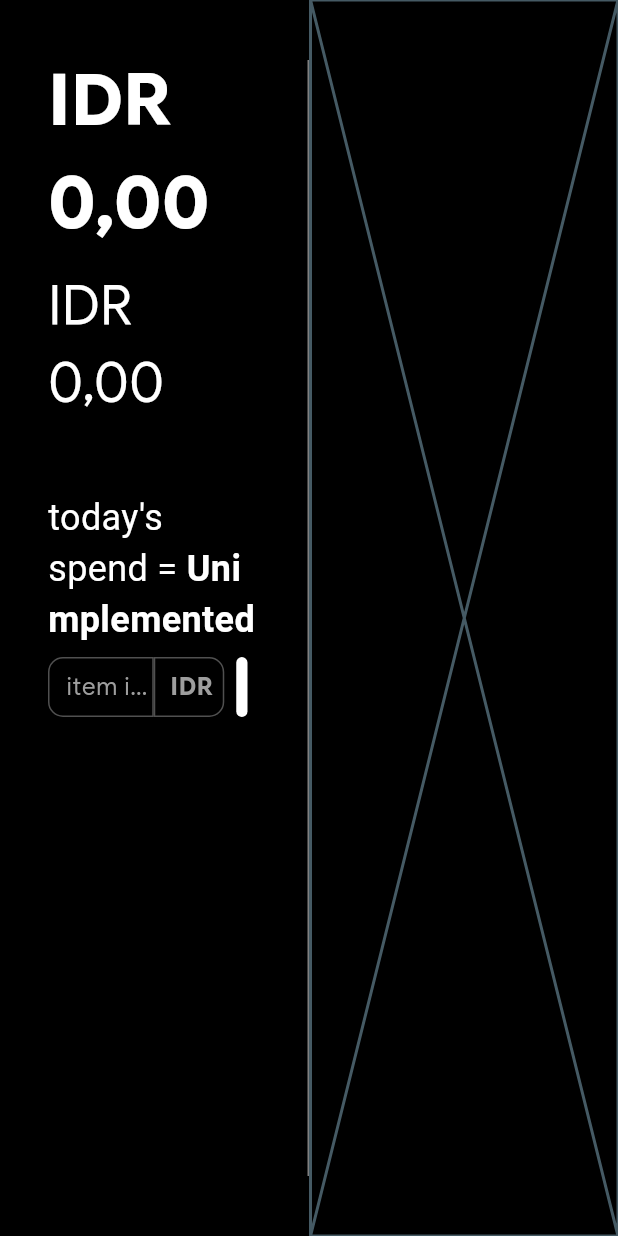
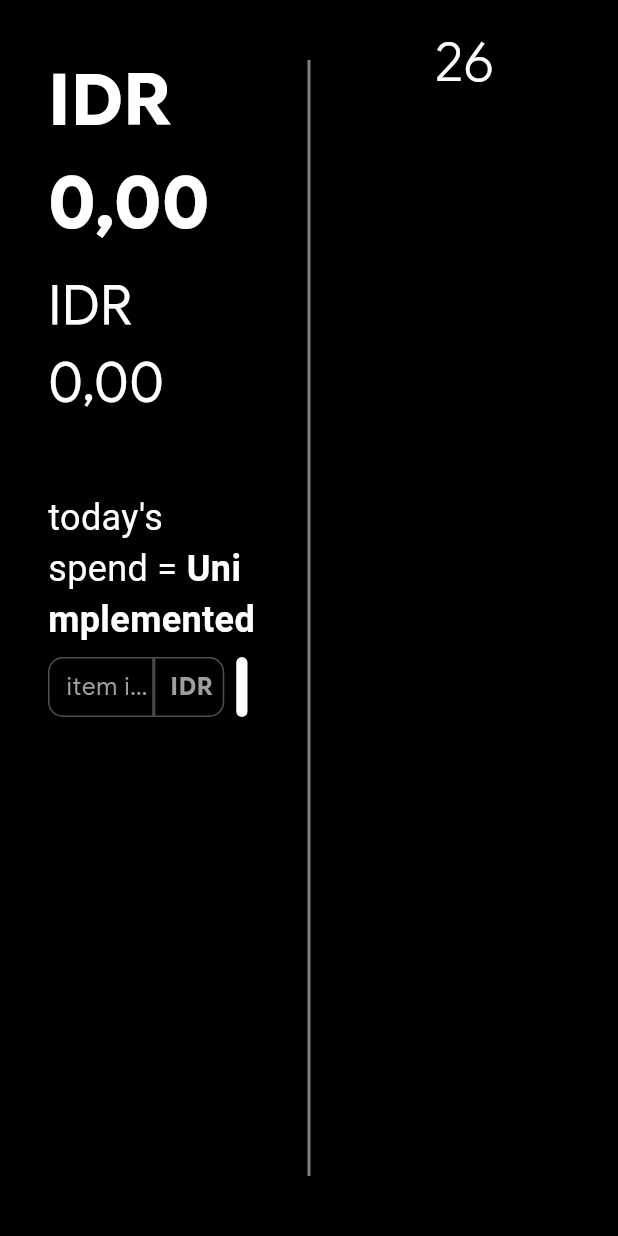
Before and after one commit to Alkali-1234/lwmt, a Flutter app: the screen it shows after launch, on a phone screen of 412 x 824 dp. Run offline on Flutter 3.47's test engine with Material 3 defaults, Android fonts, the light colour scheme and no system bars; our stand-ins replace flutter_riverpod, freezed_annotation, go_router, hive, riverpod_annotation; accounts and stored records are empty; generated files the repository leaves out were written again.

Commit message:
Added trash spend and edit spend fun, modified left panel for day mutuability, added calendar_date for right panel

```diff
--- /dev/null
+++ b/lib/components/calendar_date.dart
@@ -0,0 +1,41 @@
+import 'package:flutter/material.dart';
+import 'package:flutter_riverpod/flutter_riverpod.dart';
+
+class CalendarDate extends ConsumerStatefulWidget {
+  const CalendarDate({super.key, required this.day});
+  final int day;
+
+  @override
+  ConsumerState<ConsumerStatefulWidget> createState() => _CalendarDateState();
+}
+
+class _CalendarDateState extends ConsumerState<CalendarDate> {
+  bool hovering = false;
+  @override
+  Widget build(BuildContext context) {
+    return MouseRegion(
+      onEnter: (event) => setState(() => hovering = true),
+      onExit: (event) => setState(() => hovering = false),
+      child: ElevatedButton(
+        style: ElevatedButton.styleFrom(
+          padding: const EdgeInsets.all(16),
+          backgroundColor: widget.day == DateTime.now().day
+              ? Colors.black
+              : Colors.black,
+          shape: CircleBorder(
+            side: BorderSide(color: hovering ? Colors.white : Colors.black),
+          ),
+        ),
+        onPressed: () {},
+        child: Text(
+          widget.day.toString(),
+          style: TextStyle(
+            fontFamily: 'GoogleSansFlex',
+            fontSize: 36,
+            fontWeight: FontWeight.w300,
+          ),
+        ),
+      ),
+    );
+  }
+}
--- /dev/null
+++ b/lib/components/right_panel.dart
@@ -0,0 +1,17 @@
+import 'package:flutter/material.dart';
+import 'package:flutter_riverpod/flutter_riverpod.dart';
+import 'package:lwmt/components/calendar_date.dart';
+
+class RightPanel extends ConsumerStatefulWidget {
+  const RightPanel({super.key});
+
+  @override
+  ConsumerState<ConsumerStatefulWidget> createState() => _RightPanelState();
+}
+
+class _RightPanelState extends ConsumerState<RightPanel> {
+  @override
+  Widget build(BuildContext context) {
+    return Column(children: [CalendarDate(day: DateTime.now().day)]);
+  }
+}
--- a/lib/screens/home.dart
+++ b/lib/screens/home.dart
@@ -2,6 +2,7 @@ import 'package:flutter/material.dart';
 import 'package:flutter/services.dart';
 import 'package:flutter_riverpod/flutter_riverpod.dart';
 import 'package:lwmt/components/cursor_fedback.dart';
+import 'package:lwmt/components/right_panel.dart';
 import 'package:lwmt/components/secondary_button.dart';
 import 'package:lwmt/models/day.dart';
 import 'package:lwmt/models/month.dart';
@@ -22,7 +23,7 @@ class _HomeState extends ConsumerState<Home> {
       body: SafeArea(
         child: LayoutBuilder(
           builder: (context, constraints) {
-            if (currentMonth.isLoading) {
+            if (!currentMonth.hasValue) {
               return Center(
                 child: Text(
                   "Loading data",
@@ -41,7 +42,7 @@ class _HomeState extends ConsumerState<Home> {
                     color: Colors.white.withValues(alpha: 0.5),
                   ),
                 ),
-                Expanded(child: Placeholder()),
+                Expanded(child: RightPanel()),
               ],
             );
           },
@@ -59,6 +60,7 @@ class LeftPanel extends ConsumerStatefulWidget {
 }
 
 class _LeftPanelState extends ConsumerState<LeftPanel> {
+  int currentDay = DateTime.now().day;
   @override
   Widget build(BuildContext context) {
     var currentMonth = ref.watch(currentMonthProvider);
@@ -103,11 +105,11 @@ class _LeftPanelState extends ConsumerState<LeftPanel> {
               children: [
                 Padding(
                   padding: const EdgeInsets.only(bottom: 8.0),
-                  child: CreateSpendWidget(),
+                  child: CreateSpendWidget(day: currentDay),
                 ),
                 //* Current month -> days where today -> spendings -> map to widgets
                 ...currentMonth.value!.days
-                    .firstWhere((d) => d.day == DateTime.now().day)
+                    .firstWhere((d) => d.day == currentDay)
                     .spendings
                     .map<Widget>((day) {
                       return Padding(
@@ -115,6 +117,7 @@ class _LeftPanelState extends ConsumerState<LeftPanel> {
                         child: EditSpendWidget(
                           key: ValueKey(day),
                           spend: day,
+                          day: currentDay,
                           onChange: (s) {},
                           onDelete: () {},
                         ),
@@ -130,7 +133,8 @@ class _LeftPanelState extends ConsumerState<LeftPanel> {
 }
 
 class CreateSpendWidget extends ConsumerStatefulWidget {
-  const CreateSpendWidget({super.key});
+  const CreateSpendWidget({super.key, required this.day});
+  final int day;
 
   @override
   ConsumerState<ConsumerStatefulWidget> createState() =>
@@ -142,11 +146,16 @@ class _CreateSpendWidgetState extends ConsumerState<CreateSpendWidget> {
   TextEditingController controllerValue = TextEditingController();
 
   void insertSpending(Day? day) {
-    if (controllerInfo.text.isEmpty || day == null) {
+    if (controllerInfo.text.isEmpty ||
+        day == null ||
+        controllerValue.text.isEmpty) {
       return;
     }
     int? parsedValue = int.tryParse(controllerValue.text);
     if (parsedValue == null) return;
+    if (day.spendings.contains((controllerInfo.text, parsedValue))) {
+      return;
+    }
     ref
         .read(currentMonthProvider.notifier)
         .updateDay(
@@ -202,7 +211,7 @@ class _CreateSpendWidgetState extends ConsumerState<CreateSpendWidget> {
                     ),
                     onPressed: () => insertSpending(
                       currentMonth.value?.days.firstWhere(
-                        (d) => d.day == DateTime.now().day,
+                        (d) => d.day == widget.day,
                       ),
                     ),
                     label: Icon(
@@ -227,10 +236,12 @@ class EditSpendWidget extends ConsumerStatefulWidget {
     required this.spend,
     required this.onChange,
     required this.onDelete,
+    required this.day,
   });
   final (String, int) spend;
   final Function((String, int)) onChange;
   final Function onDelete;
+  final int day;
 
   @override
   ConsumerState<ConsumerStatefulWidget> createState() =>
@@ -245,6 +256,37 @@ class _EditSpendWidgetState extends ConsumerState<EditSpendWidget> {
     text: widget.spend.$2.toString(),
   );
   bool hovering = false;
+  void trashItem() {
+    final mo = ref.read(currentMonthProvider);
+    if (mo.hasValue == false) return;
+    var nm = mo.value!;
+    nm.days
+        .firstWhere((d) => d.day == widget.day)
+        .spendings
+        .remove(widget.spend);
+    ref.read(currentMonthProvider.notifier).updateMonth(nm);
+  }
+
+  void updateItem() {
+    final mo = ref.read(currentMonthProvider);
+    if (mo.hasValue == false) return;
+    var nm = mo.value!;
+    var li = nm.days
+        .firstWhere((d) => d.day == widget.day)
+        .spendings
+        .map(
+          (e) => e != widget.spend
+              ? e
+              : (
+                  controllerInfo.text,
+                  int.tryParse(controllerValue.text) ?? 10000,
+                ),
+        );
+    nm.days.firstWhere((d) => d.day == DateTime.now().day).spendings = li
+        .toList();
+    ref.read(currentMonthProvider.notifier).updateMonth(nm.copyWith());
+  }
+
   @override
   Widget build(BuildContext context) {
     return MouseRegion(
@@ -262,7 +304,10 @@ class _EditSpendWidgetState extends ConsumerState<EditSpendWidget> {
                 children: [
                   Expanded(
                     flex: 3,
-                    child: ItemInfoTextField(controller: controllerInfo),
+                    child: ItemInfoTextField(
+                      controller: controllerInfo,
+                      onChanged: (v) => setState(() {}),
+                    ),
                   ),
                   Expanded(
                     flex: 2,
@@ -294,7 +339,7 @@ class _EditSpendWidgetState extends ConsumerState<EditSpendWidget> {
                             backgroundColor: Colors.black,
                             foregroundColor: Colors.red,
                             onPressed: () {
-                              //TODO trash
+                              trashItem();
                             },
                             child: Icon(
                               Icons.delete_outline_outlined,
@@ -302,7 +347,9 @@ class _EditSpendWidgetState extends ConsumerState<EditSpendWidget> {
                             ),
                           )
                         : SecondaryButton(
-                            onPressed: () {},
+                            onPressed: () {
+                              updateItem();
+                            },
                             child: Icon(Icons.check_rounded, size: 24),
                           ),
                   ),
@@ -373,12 +420,18 @@ class ItemValueTextField extends StatelessWidget {
 }
 
 class ItemInfoTextField extends StatelessWidget {
-  const ItemInfoTextField({super.key, required this.controller});
+  const ItemInfoTextField({
+    super.key,
+    required this.controller,
+    this.onChanged,
+  });
   final TextEditingController controller;
+  final Function(String)? onChanged;
 
   @override
   Widget build(BuildContext context) {
     return TextField(
+      onChanged: onChanged,
       controller: controller,
       style: TextStyle(fontFamily: 'GoogleSansFlex'),
       cursorHeight: 16,
```
Also changed, not shown: lib/screens/home_state.dart (+14 -2 lines), lib/screens/home_state.g.dart.
